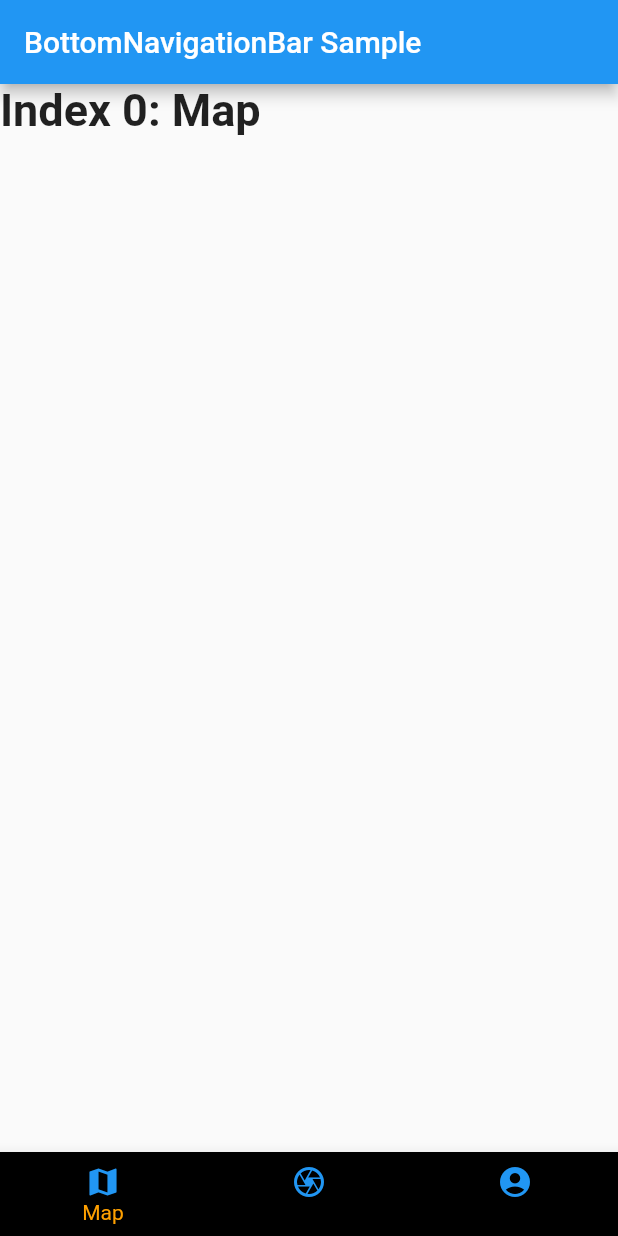
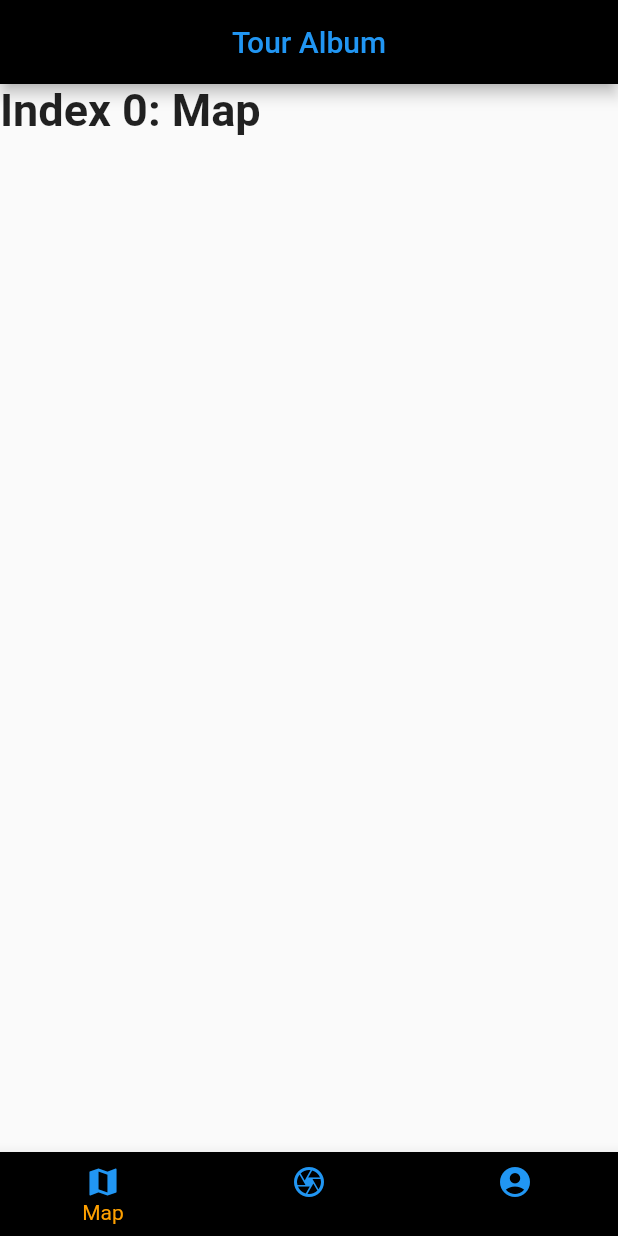
Before and after one commit to FabioSparta/Flutter-TourAlbum, a Flutter app: the screen it shows after launch, after a tap on "Login", on a phone screen of 412 x 824 dp. Run offline on Flutter 3.47's test engine with Material 2 defaults, Android fonts, the phone set to English and light mode, and no system bars.

Commit message:
gallery UI done

```diff
--- a/tour_album/lib/gallery.dart
+++ b/tour_album/lib/gallery.dart
@@ -46,8 +46,8 @@ class GalleryPage extends StatelessWidget {
       body: GridView.count(
         restorationId: 'grid_view_demo_grid_offset',
         crossAxisCount: 2,
-        mainAxisSpacing: 8,
-        crossAxisSpacing: 8,
+        mainAxisSpacing: 4,
+        crossAxisSpacing: 4,
         padding: const EdgeInsets.all(8),
         childAspectRatio: 1,
         children: _photos(context).map<Widget>((photo) {
@@ -106,7 +106,6 @@ class _GridDemoPhotoItem extends StatelessWidget {
       clipBehavior: Clip.antiAlias,
       child: Image.asset(
         photo.assetName,
-        package: 'flutter_gallery_assets',
         fit: BoxFit.cover,
       ),
     );
--- a/tour_album/lib/home.dart
+++ b/tour_album/lib/home.dart
@@ -40,8 +40,9 @@ class _MyStatefulWidgetState extends State<MyStatefulWidget> {
   Widget build(BuildContext context) {
     return Scaffold(
       appBar: AppBar(
-        backgroundColor: Colors.blue,
-        title: const Text('BottomNavigationBar Sample'),
+        backgroundColor: Colors.black,
+        title: const Text('Tour Album', style: TextStyle(color: Colors.blue)),
+        centerTitle: true,
       ),
       body: IndexedStack(
         index: _selectedIndex,
--- a/tour_album/lib/login.dart
+++ b/tour_album/lib/login.dart
@@ -85,8 +85,8 @@ class _LoginPageState extends State<LoginPage> {
 
   Widget _buildBar(BuildContext context) {
     return new AppBar(
-      backgroundColor: Colors.blue,
-      title: new Text("Tour Album"),
+      backgroundColor: Colors.black,
+      title: const Text('Tour Album', style: TextStyle(color: Colors.blue)),
       centerTitle: true,
     );
   }
--- a/tour_album/pubspec.yaml
+++ b/tour_album/pubspec.yaml
@@ -23,6 +23,9 @@ environment:
 dependencies:
   flutter:
     sdk: flutter
+  camera:
+  path_provider:
+  path:
   custom_navigation_bar: ^0.3.0
   google_maps_flutter: ^1.0.6
 
```
Also changed, not shown: tour_album/lib/map_camera.dart (added), tour_album/pubspec.lock.
